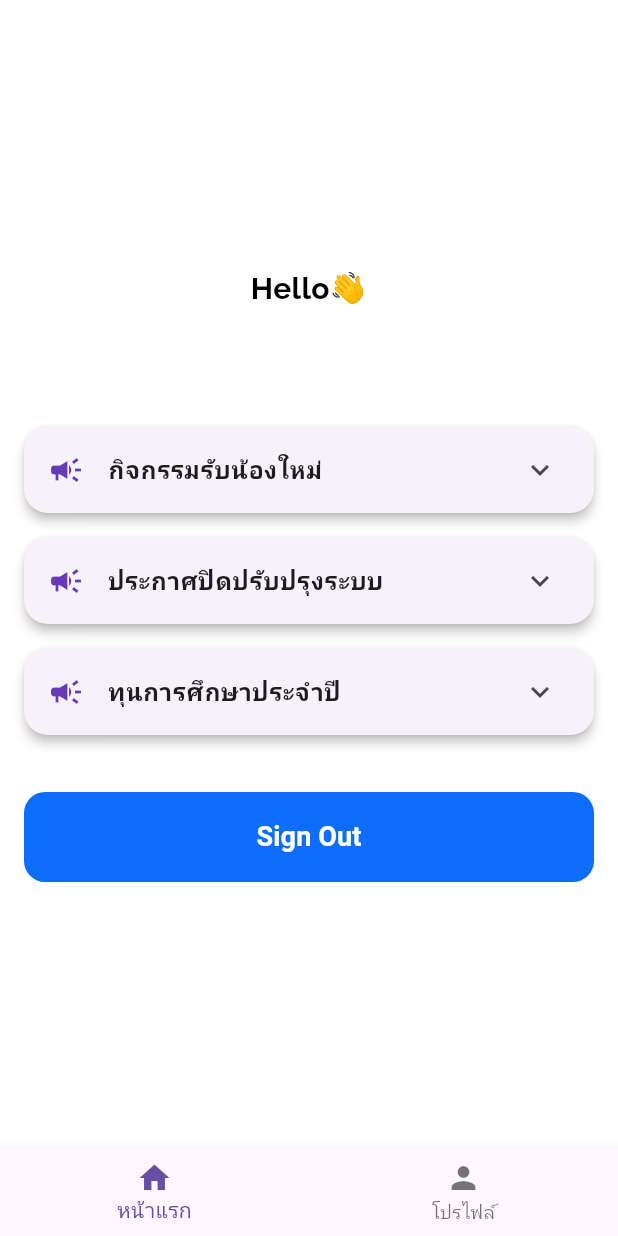
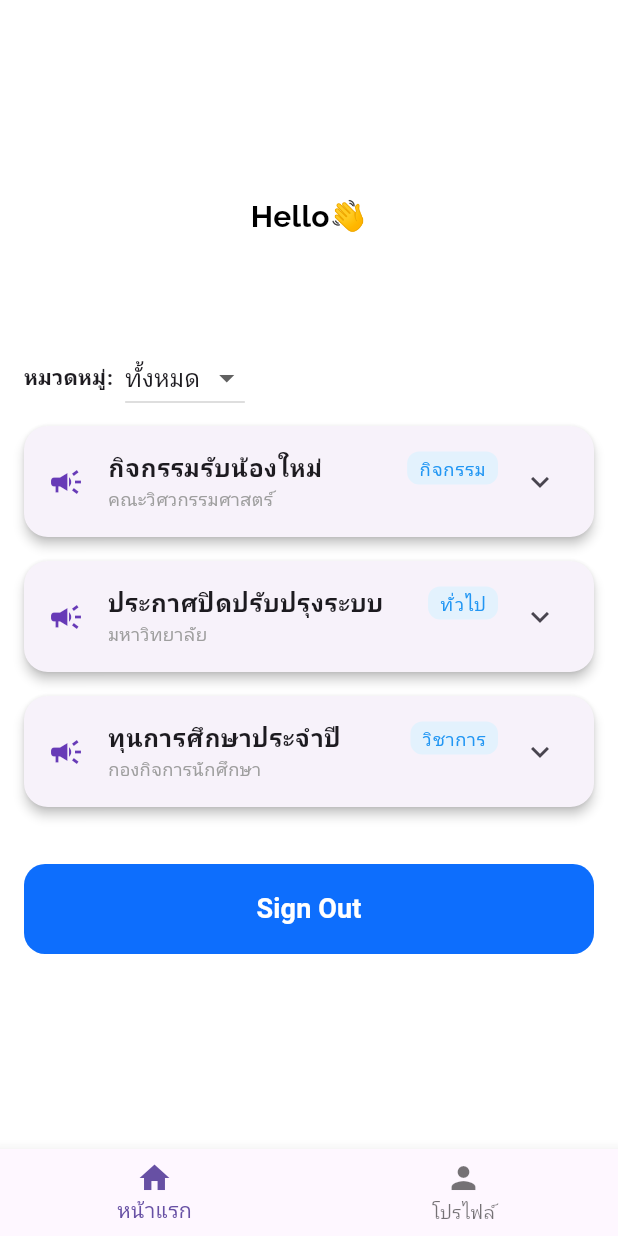
Before and after one commit to ilham575/campus_life_hub_project, a Flutter app: the Home screen opened directly, on a phone screen of 412 x 824 dp. Run offline on Flutter 3.47's test engine with Material 3 defaults, Android fonts, the phone set to English and light mode, and no system bars; our stand-ins replace firebase_auth, firebase_core, fluttertoast, google_fonts; accounts and stored records are empty.

Commit message:
Add Category

```diff
--- a/lib/pages/home/home.dart
+++ b/lib/pages/home/home.dart
@@ -112,28 +112,84 @@ class _HomeState extends State<Home> {
 }
 
 // เพิ่ม Widget สำหรับแสดงข่าว
-class NewsCardList extends StatelessWidget {
-  final List<Map<String, String>> newsList = const [
+class NewsCardList extends StatefulWidget {
+  const NewsCardList({super.key});
+
+  @override
+  State<NewsCardList> createState() => _NewsCardListState();
+}
+
+class _NewsCardListState extends State<NewsCardList> {
+  final List<Map<String, dynamic>> newsList = [
     {
       'title': 'กิจกรรมรับน้องใหม่',
       'detail': 'ขอเชิญนักศึกษาใหม่เข้าร่วมกิจกรรมรับน้อง วันที่ 10 มิ.ย. 2567',
+      'category': 'กิจกรรม',
+      'source': 'คณะวิศวกรรมศาสตร์',
+      'isSaved': false,
     },
     {
       'title': 'ประกาศปิดปรับปรุงระบบ',
       'detail': 'ระบบจะปิดปรับปรุงในวันที่ 15 มิ.ย. 2567 เวลา 22:00-02:00 น.',
+      'category': 'ทั่วไป',
+      'source': 'มหาวิทยาลัย',
+      'isSaved': false,
     },
     {
       'title': 'ทุนการศึกษาประจำปี',
       'detail': 'เปิดรับสมัครทุนการศึกษาสำหรับนักศึกษาที่มีผลการเรียนดี',
+      'category': 'วิชาการ',
+      'source': 'กองกิจการนักศึกษา',
+      'isSaved': false,
     },
   ];
 
-  const NewsCardList({super.key});
+  String selectedCategory = 'ทั้งหมด';
+
+  List<String> get categories {
+    final cats = newsList.map((e) => e['category'] as String).toSet().toList();
+    cats.sort();
+    return ['ทั้งหมด', ...cats];
+  }
+
+  void _toggleSave(int idx) {
+    setState(() {
+      newsList[idx]['isSaved'] = !(newsList[idx]['isSaved'] as bool);
+    });
+  }
 
   @override
   Widget build(BuildContext context) {
+    final filteredNews = selectedCategory == 'ทั้งหมด'
+        ? newsList
+        : newsList.where((news) => news['category'] == selectedCategory).toList();
+
     return Column(
-      children: newsList.map((news) => Card(
+      children: [
+        Row(
+          children: [
+            const Text('หมวดหมู่:', style: TextStyle(fontWeight: FontWeight.bold)),
+            const SizedBox(width: 8),
+            DropdownButton<String>(
+              value: selectedCategory,
+              items: categories
+                  .map((cat) => DropdownMenuItem(
+                        value: cat,
+                        child: Text(cat),
+                      ))
+                  .toList(),
+              onChanged: (value) {
+                setState(() {
+                  selectedCategory = value ?? 'ทั้งหมด';
+                });
+              },
+            ),
+          ],
+        ),
+        ...filteredNews.asMap().entries.map((entry) {
+          final idx = entry.key;
+          final news = entry.value;
+          return Card(
             margin: const EdgeInsets.symmetric(vertical: 8),
             elevation: 3,
             shape: RoundedRectangleBorder(
@@ -141,15 +197,49 @@ class NewsCardList extends StatelessWidget {
             ),
             child: ExpansionTile(
               leading: const Icon(Icons.campaign, color: Colors.deepPurple),
-          title: Text(news['title'] ?? '', style: const TextStyle(fontWeight: FontWeight.bold)),
+              title: Row(
+                children: [
+                  Expanded(
+                    child: Text(news['title'] ?? '', style: const TextStyle(fontWeight: FontWeight.bold)),
+                  ),
+                  Container(
+                    padding: const EdgeInsets.symmetric(horizontal: 8, vertical: 2),
+                    decoration: BoxDecoration(
+                      color: Colors.blue.shade50,
+                      borderRadius: BorderRadius.circular(8),
+                    ),
+                    child: Text(
+                      news['category'] ?? '',
+                      style: const TextStyle(fontSize: 12, color: Colors.blue),
+                    ),
+                  ),
+                ],
+              ),
+              subtitle: Text(news['source'] ?? '', style: const TextStyle(fontSize: 12, color: Colors.grey)),
               children: [
                 Padding(
                   padding: const EdgeInsets.symmetric(horizontal: 16, vertical: 8),
                   child: Text(news['detail'] ?? ''),
                 ),
+                Row(
+                  mainAxisAlignment: MainAxisAlignment.end,
+                  children: [
+                    IconButton(
+                      icon: Icon(
+                        news['isSaved'] ? Icons.bookmark : Icons.bookmark_border,
+                        color: news['isSaved'] ? Colors.orange : Colors.grey,
+                      ),
+                      onPressed: () => _toggleSave(idx),
+                      tooltip: news['isSaved'] ? 'ยกเลิกบันทึก' : 'บันทึกประกาศ',
+                    ),
+                    const SizedBox(width: 8),
                   ],
                 ),
-      )).toList(),
+              ],
+            ),
+          );
+        }).toList(),
+      ],
     );
   }
 }
```
Lines whose indentation alone changed are shown as unchanged.
